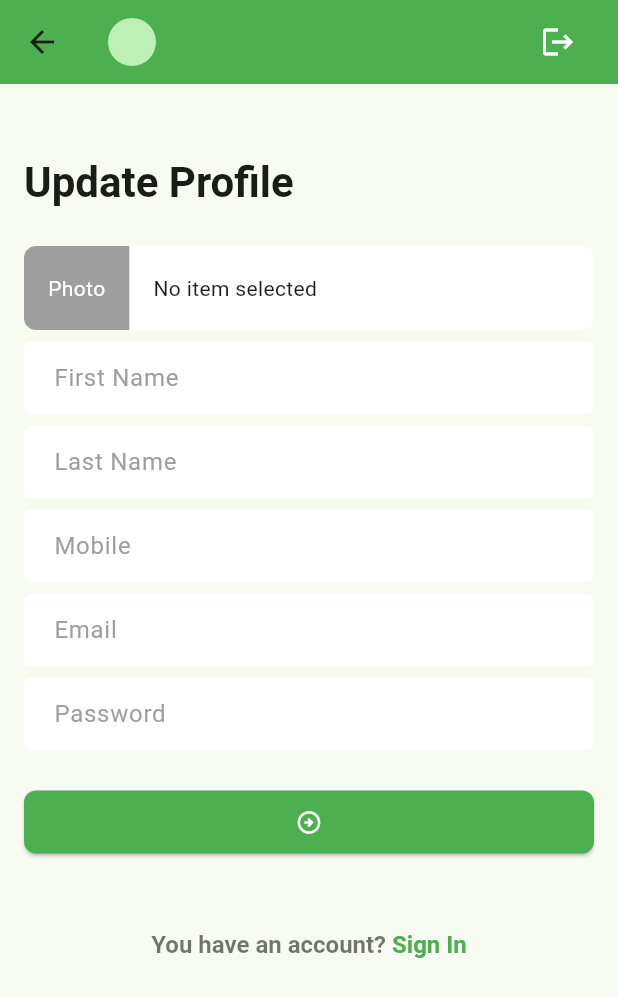
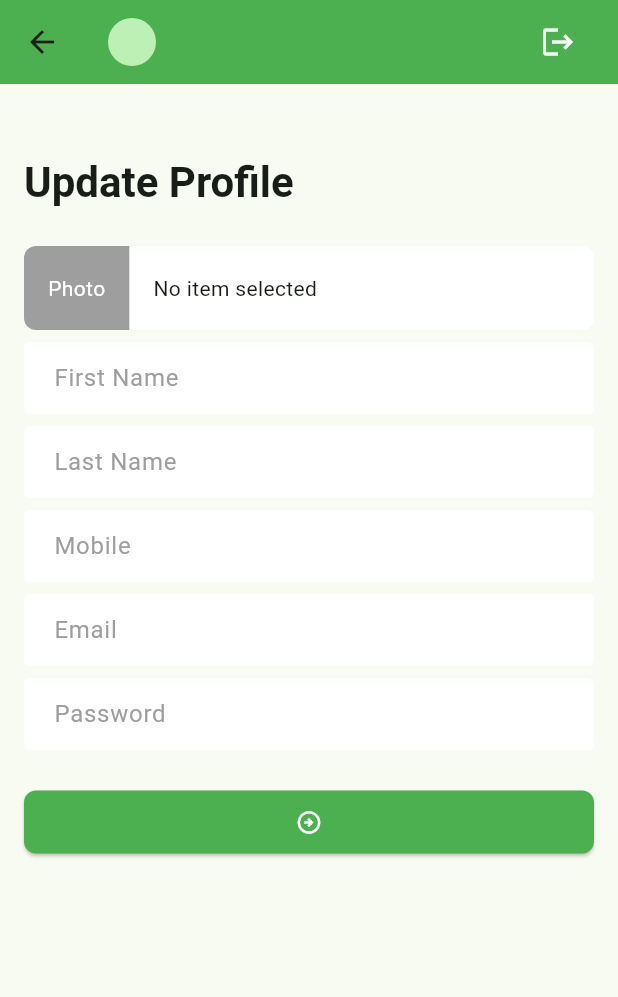
Before and after one commit to raiappsstudio/task_manager, a Flutter app: the UpdateProfileScreen screen opened directly, on a phone screen of 412 x 824 dp. Shown: the top 997 px of the screen. Run offline on Flutter 3.47's test engine with Material 3 defaults, Android fonts, the phone set to English and light mode, and no system bars; our stand-ins replace flutter_svg, get, image_picker, pin_code_fields, shared_preferences; accounts and stored records are empty; network calls fail.

```diff
--- a/lib/app.dart
+++ b/lib/app.dart
@@ -1,4 +1,5 @@
 import 'package:flutter/material.dart';
+import 'package:get/get.dart';
 import 'package:task_manager/ui/screens/add_new_task_screen.dart';
 import 'package:task_manager/ui/screens/cancel_task_list_screen.dart';
 import 'package:task_manager/ui/screens/completed_task_list_screen.dart';
@@ -22,7 +23,7 @@ class TaskManagerApp extends StatelessWidget {
 
   @override
   Widget build(BuildContext context) {
-    return MaterialApp(
+    return GetMaterialApp(
       debugShowCheckedModeBanner: false,
       theme: ThemeData(
           //colors====================
--- a/lib/ui/screens/update_profile_screen.dart
+++ b/lib/ui/screens/update_profile_screen.dart
@@ -119,32 +119,7 @@ class _UpdateProfileScreenState extends State<UpdateProfileScreen> {
                       child: Icon(Icons.arrow_circle_right_outlined)),
                 ),
                 const SizedBox(height: 48),
-                Center(
-                  child: Column(
-                    children: [
-                      RichText(
-                        text: TextSpan(
-                          text: "You have an account?",
-                          style: const TextStyle(
-                              color: Colors.black54,
-                              fontSize: 16,
-                              fontWeight: FontWeight.w600),
-                          children: [
-                            TextSpan(
-                              text: " Sign In",
-                              style:
-                                  const TextStyle(color: AppColors.themeColor),
-                              recognizer: TapGestureRecognizer()
-                                ..onTap = () {
-                                  Navigator.pop(context);
-                                },
-                            )
-                          ],
-                        ),
-                      ),
-                    ],
-                  ),
-                )
+
               ],
             ),
           ),
--- a/pubspec.yaml
+++ b/pubspec.yaml
@@ -29,6 +29,7 @@ dependencies:
   http: ^1.2.2
   shared_preferences: ^2.3.5
   image_picker: ^1.1.2
+  get: ^4.6.6
 
 
 
```
Also changed, not shown: lib/ui/screens/forgot_password_verify_email_screen.dart (+13 -7 lines), lib/ui/screens/set_password_screen.dart (+18 -10 lines), lib/ui/screens/sign_in_screen.dart (+16 -5 lines), lib/ui/screens/sign_up_screen.dart (+5 -2 lines), lib/ui/screens/splash_screen.dart (+6 -2 lines), lib/ui/screens/verify_otp_screen.dart (+7 -3 lines), lib/ui/widgets/tm_app_bar.dart (+9 -3 lines), pubspec.lock.
